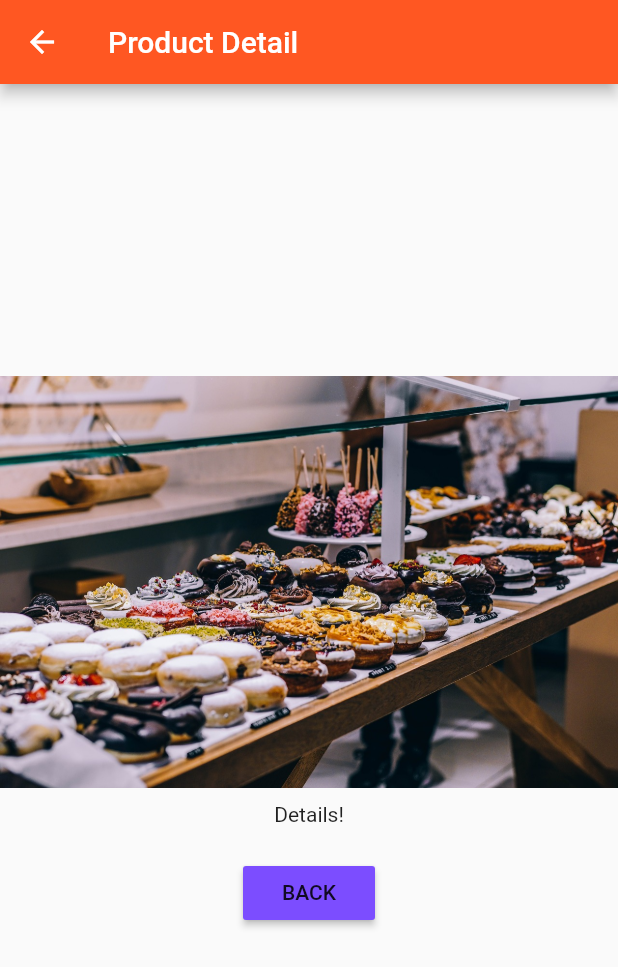
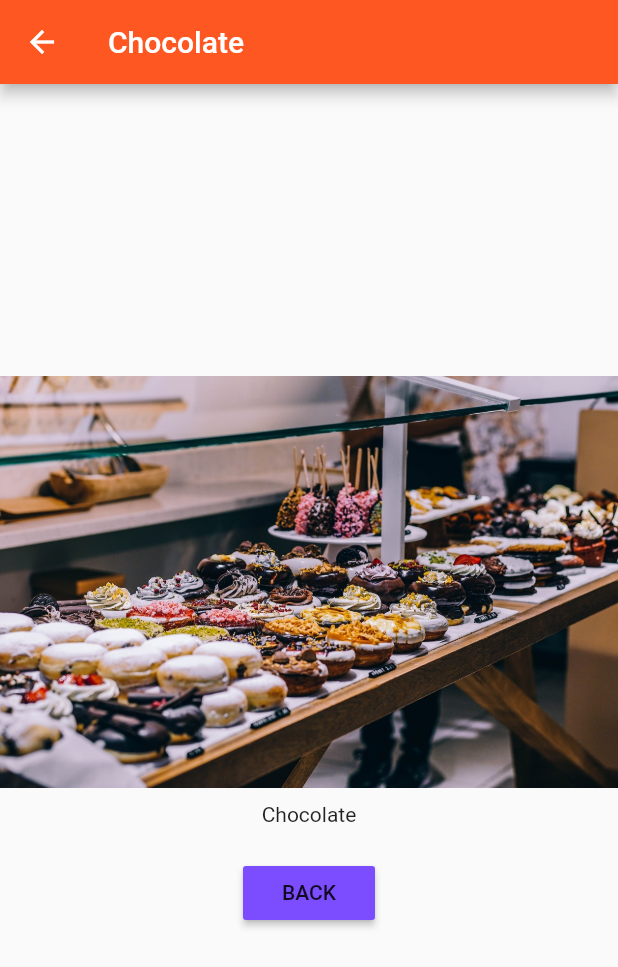
Before and after one commit to franizus/flutter-course-project, a Flutter app: the screen it shows after launch, after a tap on "Add Product", after a tap on "Details", on a phone screen of 412 x 824 dp. Shown: the top 967 px of the screen. Run offline on Flutter 3.47's test engine with Material 2 defaults, Android fonts, the phone set to English and light mode, and no system bars.

Commit message:
passing data between pages when pushing

```diff
--- a/lib/pages/product.dart
+++ b/lib/pages/product.dart
@@ -1,20 +1,25 @@
 import 'package:flutter/material.dart';
 
 class ProductPage extends StatelessWidget {
+  final String title;
+  final String imageUrl;
+
+  ProductPage(this.title, this.imageUrl);
+
   @override
   Widget build(BuildContext context) {
     return Scaffold(
       appBar: AppBar(
-        title: Text('Product Detail'),
+        title: Text(title),
       ),
       body: Column(
         mainAxisAlignment: MainAxisAlignment.center,
         crossAxisAlignment: CrossAxisAlignment.center,
         children: <Widget>[
-          Image.asset('assets/food.jpg'),
+          Image.asset(imageUrl),
           Container(
             padding: EdgeInsets.all(10.0),
-            child: Text('Details!'),
+            child: Text(title),
           ),
           Container(
             padding: EdgeInsets.all(10.0),
--- a/lib/product_control.dart
+++ b/lib/product_control.dart
@@ -10,7 +10,7 @@ class ProductControl extends StatelessWidget {
     return RaisedButton(
       color: Theme.of(context).primaryColor,
       onPressed: () {
-        addProduct('Sweets');
+        addProduct({'title': 'Chocolate', 'image': 'assets/food.jpg'});
       },
       child: Text('Add Product'),
     );
--- a/lib/product_manager.dart
+++ b/lib/product_manager.dart
@@ -4,7 +4,7 @@ import './products.dart';
 import './product_control.dart';
 
 class ProductManager extends StatefulWidget {
-  final String startingProduct;
+  final Map<String, String> startingProduct;
 
   ProductManager({this.startingProduct});
 
@@ -16,7 +16,7 @@ class ProductManager extends StatefulWidget {
 
 class _ProductManagerState extends State<ProductManager> {
   //final List<String> _products = const [];
-  List<String> _products = [];
+  List<Map<String, String>> _products = [];
 
   @override
   void initState() {
@@ -31,7 +31,7 @@ class _ProductManagerState extends State<ProductManager> {
     super.didUpdateWidget(oldWidget);
   }
 
-  void _addProduct(String product) {
+  void _addProduct(Map<String, String> product) {
     setState(() {
       _products.add(product);
     });
--- a/lib/products.dart
+++ b/lib/products.dart
@@ -3,7 +3,7 @@ import 'package:flutter/material.dart';
 import './pages/product.dart';
 
 class Products extends StatelessWidget {
-  final List<String> products;
+  final List<Map<String, String>> products;
 
   Products([this.products = const []]);
 
@@ -11,8 +11,8 @@ class Products extends StatelessWidget {
     return Card(
       child: Column(
         children: <Widget>[
-          Image.asset('assets/food.jpg'),
-          Text(products[index]),
+          Image.asset(products[index]['image']),
+          Text(products[index]['title']),
           ButtonBar(
             alignment: MainAxisAlignment.center,
             children: <Widget>[
@@ -21,7 +21,9 @@ class Products extends StatelessWidget {
                 onPressed: () => Navigator.push(
                     context,
                     MaterialPageRoute(
-                        builder: (BuildContext context) => ProductPage())),
+                        builder: (BuildContext context) => ProductPage(
+                            products[index]['title'],
+                            products[index]['image']))),
               )
             ],
           )
```
